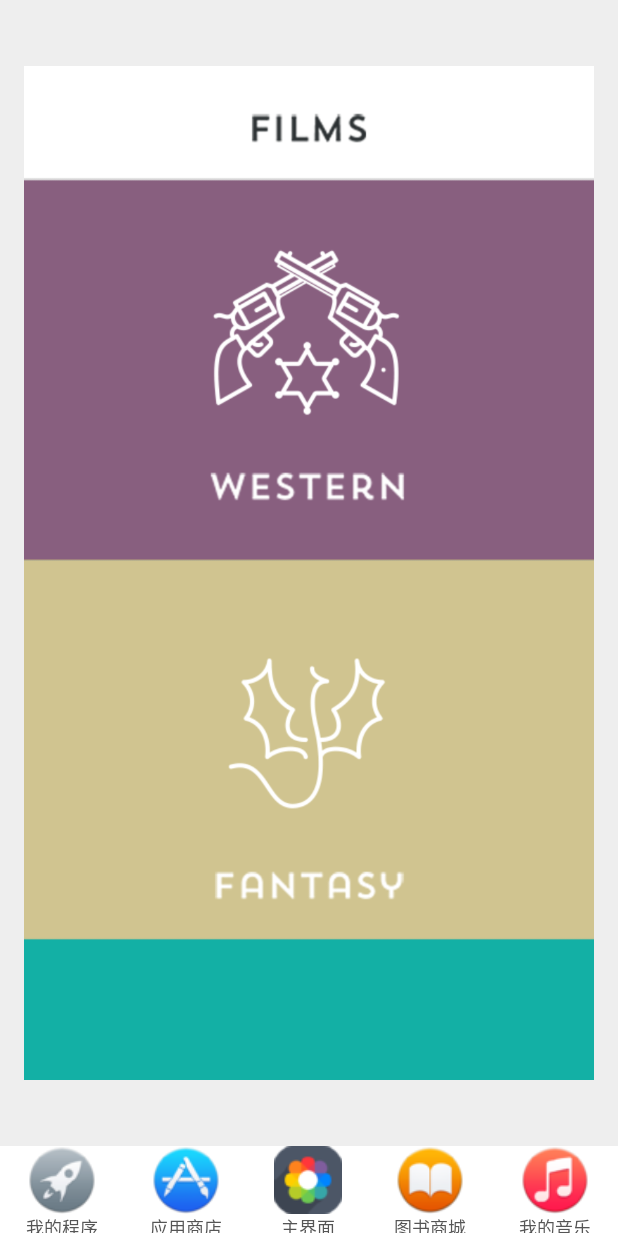
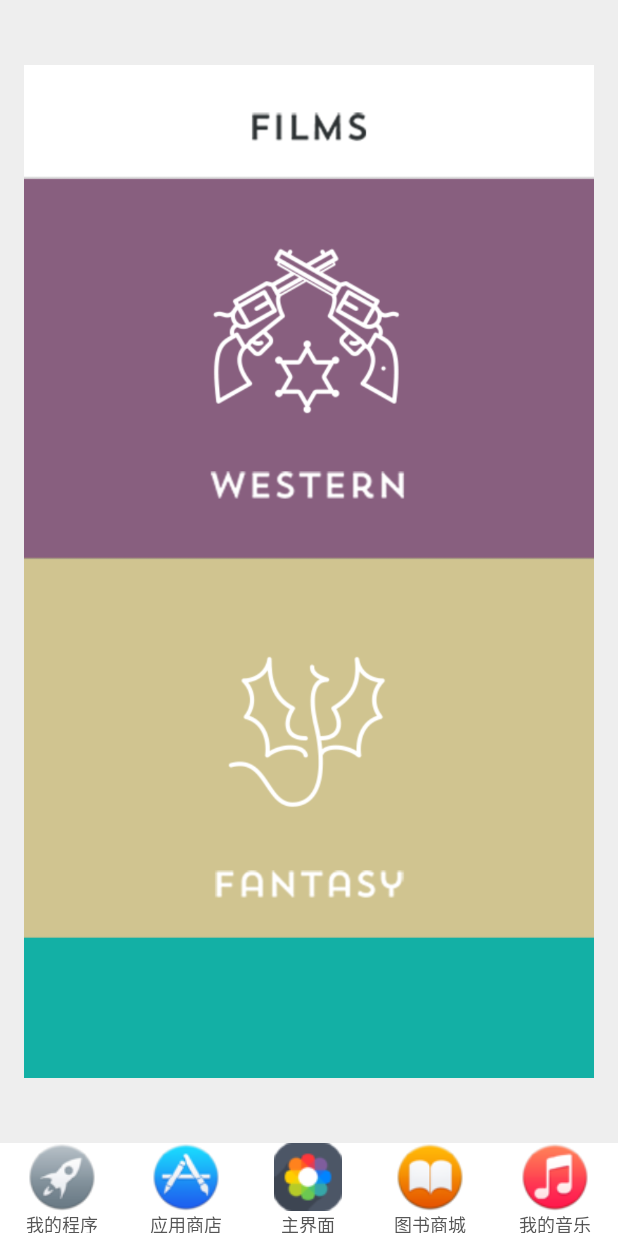
Before and after one commit to anapk/AnUI, an Android app: the TabBarActivity screen opened directly, with no data from a screen before it, after a tap on an icon or button, on a phone screen of 412 x 824 dp. Run offline under Robolectric (Android 15) with nearby library versions, the phone set to English and light mode, and no system bars; 2 other taps on this screen came first.

Commit message:
调整tab高度效果

```diff
--- a/app/src/main/res/layout/activity_tab_bar.xml
+++ b/app/src/main/res/layout/activity_tab_bar.xml
@@ -10,7 +10,7 @@
     <RelativeLayout
         android:id="@+id/main_bottom"
         android:layout_width="match_parent"
-        android:layout_height="60dp"
+        android:layout_height="62dp"
         android:layout_alignParentBottom="true"
         android:orientation="vertical"
         android:background="#fff"
```
